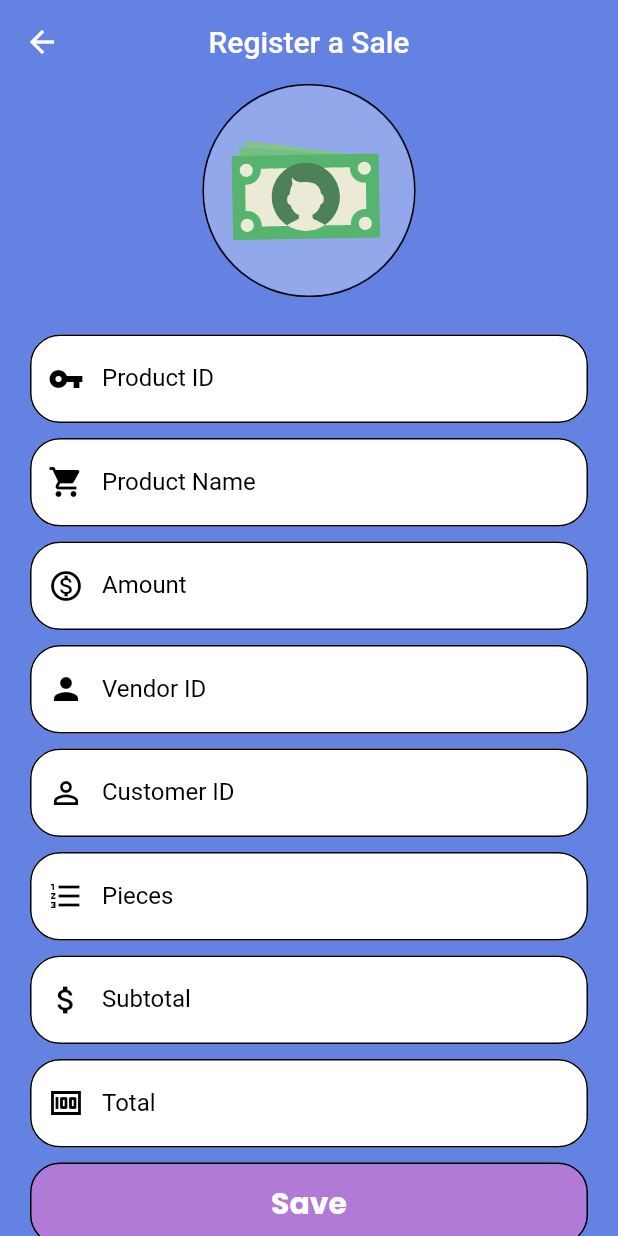
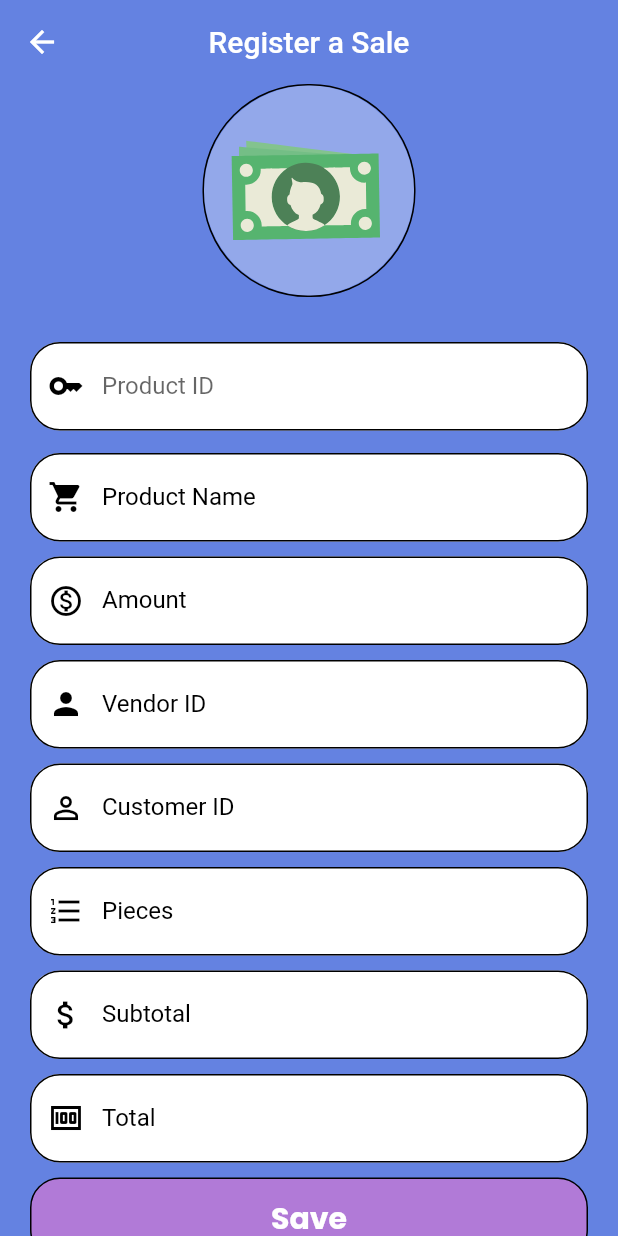
Before and after one commit to SuasteEd/Store_flutter, a Flutter app: the SalesScreen screen opened by its route, on a phone screen of 412 x 824 dp. Run offline on Flutter 3.47's test engine with Material 2 defaults, Android fonts, the phone set to English and light mode, and no system bars; drawn by our look-alikes of searchfield; our stand-ins replace animate_do, cloud_firestore, firebase_core, flutter_svg, get, lottie and 2 more; missing offline and left inert: dart:ffi; accounts and stored records are empty.

Commit message:
Leer ready, sin guardar

```diff
--- a/lib/main.dart
+++ b/lib/main.dart
@@ -1,3 +1,4 @@
+import 'package:examen_2p/controllers/data_controller.dart';
 import 'package:flutter/material.dart';
 import 'package:firebase_core/firebase_core.dart';
 import 'firebase_options.dart';
@@ -10,6 +11,7 @@ void main() async {
   await Firebase.initializeApp(
     options: DefaultFirebaseOptions.currentPlatform,
   );
+  DataController().onInit();
   runApp(const MyApp());
 }
 
--- /dev/null
+++ b/lib/models/products_model.dart
@@ -0,0 +1,19 @@
+class Product {
+  String id;
+  String name;
+  String description;
+  double cost;
+  double price;
+  double units;
+  double utility;
+
+  Product({
+    required this.id,
+    required this.name,
+    required this.description,
+    required this.cost,
+    required this.price,
+    required this.units,
+    required this.utility
+  });
+}
--- /dev/null
+++ b/lib/models/purchases_model.dart
@@ -0,0 +1,15 @@
+class Purchase {
+  String id;
+  String idA;
+  double pieces;
+  String productId;
+  String productName;
+
+  Purchase(
+      {
+      required this.id,
+        required this.idA,
+      required this.pieces,
+      required this.productId,
+      required this.productName});
+}
--- /dev/null
+++ b/lib/models/sales_model.dart
@@ -0,0 +1,22 @@
+class Sale {
+  String? id;
+  String productId;
+  String costumerId;
+  String productName;
+  String vendorId;
+  double amount;
+  double pieces;
+  double subtotal;
+  double total;
+
+  Sale(
+      {this.id,
+        required this.productId,
+      required this.costumerId,
+      required this.productName,
+      required this.vendorId,
+      required this.amount,
+      required this.pieces,
+      required this.subtotal,
+      required this.total});
+}
--- /dev/null
+++ b/lib/models/users_model.dart
@@ -0,0 +1,21 @@
+class User {
+  String name;
+  String lastName;
+  String id;
+  int age;
+  String gender;
+  String email;
+  String password;
+  String role;
+
+  User({
+    required this.name,
+    required this.lastName,
+    required this.id,
+    required this.age,
+    required this.gender,
+    required this.email,
+    required this.password,
+    required this.role,
+  });
+}
--- a/lib/screens/purchase_screen.dart
+++ b/lib/screens/purchase_screen.dart
@@ -27,7 +27,8 @@ class _PurchaseScreenState extends State<PurchaseScreen> {
       appBar: AppBar(
         title: Text('Purchase Screen'),
       ),
-      body: Center(
+      body: SingleChildScrollView(
+        child: Center(
           child: Column(
             children: [
               const CustomCircleAvatar(
@@ -62,6 +63,7 @@ class _PurchaseScreenState extends State<PurchaseScreen> {
                     }
                   })
             ],
+          ),
         ),
       ),
     );
--- a/lib/screens/sales_screen.dart
+++ b/lib/screens/sales_screen.dart
@@ -1,9 +1,13 @@
+import 'package:examen_2p/controllers/data_controller.dart';
+import 'package:examen_2p/models/products_model.dart';
+import 'package:examen_2p/models/sales_model.dart';
 import 'package:examen_2p/theme/app_theme.dart';
 import 'package:examen_2p/widgets/custom_button.dart';
 import 'package:examen_2p/widgets/custom_circle_avatar.dart';
 import 'package:examen_2p/widgets/loading_button.dart';
 import 'package:flutter/material.dart';
-import 'package:lottie/lottie.dart';
+import 'package:get/get.dart';
+import 'package:searchfield/searchfield.dart';
 
 import '../alerts/alert_successful.dart';
 import '../widgets/custom_text_form_field.dart';
@@ -25,7 +29,15 @@ class _SalesScreenState extends State<SalesScreen> {
   final _pieces = TextEditingController();
   final _subtotal = TextEditingController();
   final _total = TextEditingController();
+  final _dataController = Get.put(DataController());
+  List<Product> listSuggestions = [];
   bool _isPressed = false;
+
+  @override
+  void initState() {
+    super.initState();
+  }
+
   @override
   Widget build(BuildContext context) {
     return Scaffold(
@@ -40,6 +52,7 @@ class _SalesScreenState extends State<SalesScreen> {
                     tag: 'Sales', json: 'assets/json/sale.json'),
                 const SizedBox(height: 20),
                 SalesForm(
+                    suggestionsId: _dataController.products,
                     formKey: _formKey,
                     idProduct: _idProduct,
                     name: _name,
@@ -56,14 +69,21 @@ class _SalesScreenState extends State<SalesScreen> {
                             'Save',
                             style: AppTheme.textButton,
                           ),
-                    onPressed: () {
+                    onPressed: () async {
                       if (_formKey.currentState!.validate()) {
                         _isPressed = true;
                         setState(() {});
-                        Future.delayed(const Duration(seconds: 1), () {
-                          _isPressed = false;
-                          setState(() {});
-                        });
+                        final sale = Sale(
+                            productId: _idProduct.text,
+                            costumerId: _idc.text,
+                            productName: _name.text,
+                            vendorId: _idv.text,
+                            amount: double.parse(_amount.text),
+                            pieces: double.parse(_pieces.text),
+                            subtotal: double.parse(_subtotal.text),
+                            total: double.parse(_total.text));
+                        await _dataController.addSale(sale);
+                        // ignore: use_build_context_synchronously
                         alertSucces(context, 'Sale saved successfully!');
                       }
                     }),
@@ -77,6 +97,7 @@ class _SalesScreenState extends State<SalesScreen> {
 class SalesForm extends StatelessWidget {
   const SalesForm({
     super.key,
+    required this.suggestionsId,
     required GlobalKey<FormState> formKey,
     required TextEditingController idProduct,
     required TextEditingController name,
@@ -95,7 +116,7 @@ class SalesForm extends StatelessWidget {
         _pieces = pieces,
         _subtotal = subtotal,
         _total = total;
-
+  final List<Product> suggestionsId;
   final GlobalKey<FormState> _formKey;
   final TextEditingController _idProduct;
   final TextEditingController _name;
@@ -113,14 +134,50 @@ class SalesForm extends StatelessWidget {
       child: Column(
         crossAxisAlignment: CrossAxisAlignment.start,
         children: [
-          CustomTextFormField(
-            controller: _idProduct,
-            labelText: "Product ID",
-            hintText: "Enter the product ID",
-            obscureText: false,
-            icon: Icons.vpn_key,
-            keyboardType: TextInputType.number,
-            validationMessage: 'Please enter a product ID',
+          // CustomTextFormField(
+          //   controller: _idProduct,
+          //   labelText: "Product ID",
+          //   hintText: "Enter the product ID",
+          //   obscureText: false,
+          //   icon: Icons.vpn_key,
+          //   keyboardType: TextInputType.number,
+          //   validationMessage: 'Please enter a product ID',
+          // ),
+          Padding(
+            padding: const EdgeInsets.symmetric(horizontal: 20, vertical: 10),
+            child: SearchField<Product>(
+              searchInputDecoration: InputDecoration(
+                labelText: 'Product ID',
+                hintText: 'Enter the product ID',
+                fillColor: Colors.white,
+                filled: true,
+                prefixIcon: const Icon(
+                  Icons.key,
+                  color: Colors.black,
+                ),
+                border: OutlineInputBorder(
+                  borderRadius: BorderRadius.circular(20),
+                ),
+                enabledBorder: OutlineInputBorder(
+                  borderRadius: BorderRadius.circular(20),
+                  borderSide: const BorderSide(color: Colors.black),
+                ),
+                focusedBorder: OutlineInputBorder(
+                  borderRadius: BorderRadius.circular(20),
+                  borderSide: const BorderSide(color: Colors.black),
+                ),
+              ),
+              controller: _idProduct,
+              suggestions: suggestionsId
+                  .map(
+                    (e) => SearchFieldListItem<Product>(e.id,
+                        item: e, child: Center(child: Text(e.id))),
+                  )
+                  .toList(),
+              onSuggestionTap: (e) {
+                _name.text = e.item!.name;
+              },
+            ),
           ),
           CustomTextFormField(
             controller: _name,
@@ -146,7 +203,7 @@ class SalesForm extends StatelessWidget {
             hintText: "Enter the vendor ID",
             obscureText: false,
             icon: Icons.person,
-            keyboardType: TextInputType.number,
+            keyboardType: TextInputType.text,
             validationMessage: 'Please enter a vendor ID',
           ),
           CustomTextFormField(
@@ -155,7 +212,7 @@ class SalesForm extends StatelessWidget {
             hintText: "Enter the customer ID",
             obscureText: false,
             icon: Icons.person_outline,
-            keyboardType: TextInputType.number,
+            keyboardType: TextInputType.text,
             validationMessage: 'Please enter a customer ID',
           ),
           CustomTextFormField(
--- a/lib/widgets/custom_text_form_field.dart
+++ b/lib/widgets/custom_text_form_field.dart
@@ -29,6 +29,7 @@ class CustomTextFormField extends StatelessWidget {
         cursorColor: Colors.black,
         controller: controller,
         obscureText: obscureText,
+        keyboardType: keyboardType,
         validator: (value) {
         if (value!.isEmpty) {
           return validationMessage;
--- a/pubspec.yaml
+++ b/pubspec.yaml
@@ -23,6 +23,7 @@ dependencies:
   quickalert: ^1.0.1
   firebase_core: ^2.12.0
   cloud_firestore: ^4.7.0
+  searchfield: ^0.8.0
 
 dev_dependencies:
   flutter_test:
```
Also changed, not shown: lib/controllers/data_controller.dart (added, +59 -0 lines), lib/screens/splash_screen.dart (+14 -3 lines), lib/services/firebase_services.dart (+129 -0 lines), pubspec.lock. Lines whose indentation alone changed are shown as unchanged.
